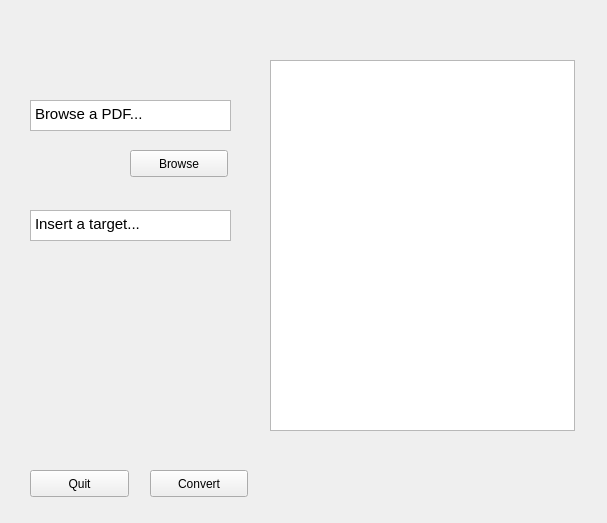
Before: the Qt Designer form Code/fileopener.ui in acobus/PDF2TeX, drawn with Qt 5.
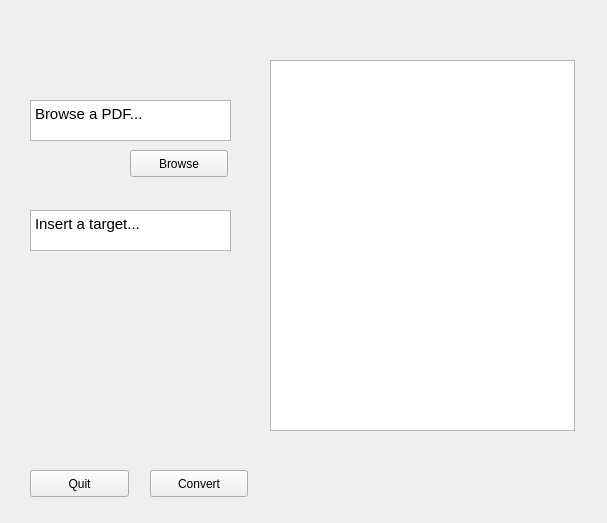
After: the same form once the commit is applied.

What changed in the file:
```diff
--- a/Code/fileopener.ui
+++ b/Code/fileopener.ui
@@ -19,7 +19,7 @@
      <x>30</x>
      <y>100</y>
      <width>201</width>
-     <height>31</height>
+     <height>41</height>
     </rect>
    </property>
    <property name="html">
@@ -36,7 +36,7 @@
      <x>30</x>
      <y>210</y>
      <width>201</width>
-     <height>31</height>
+     <height>41</height>
     </rect>
    </property>
    <property name="html">
```
